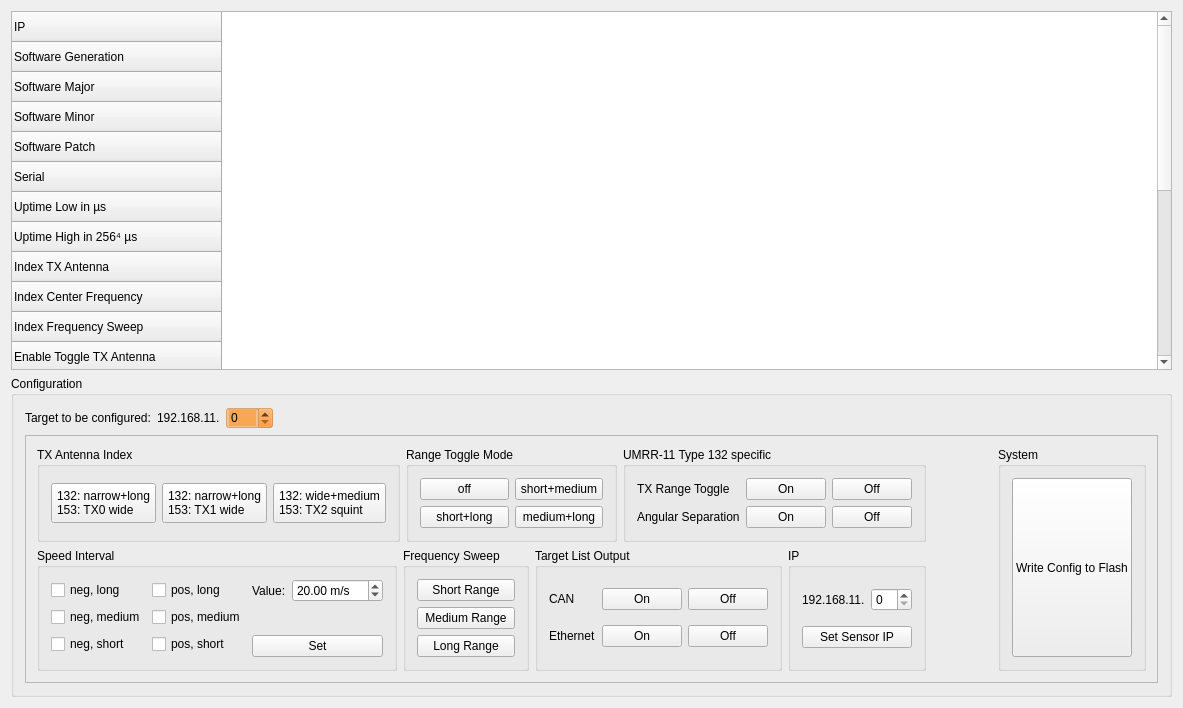
Old version of the form driver/smartmicro/smartmicro_configurator/src/node.ui in the repository UniBwTAS/tas_radar.
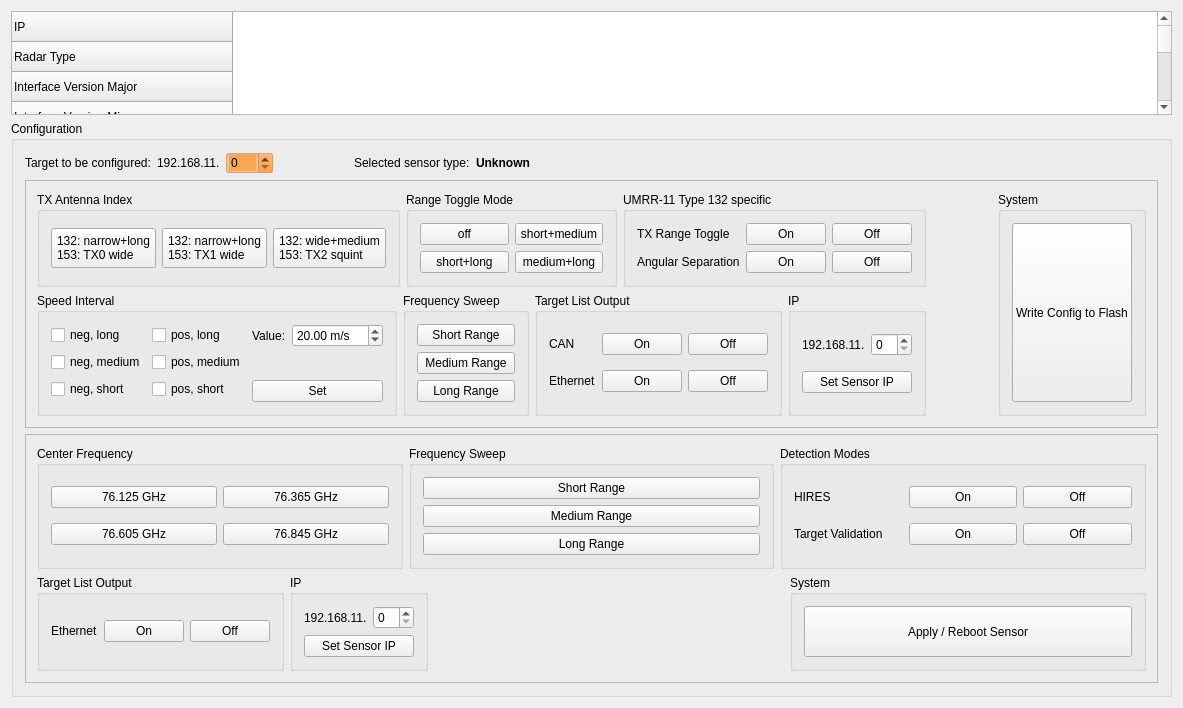
New version of the form.

Commit message: smartmicro_driver,smartmicro_configurator: instruction support for DRVEGRD

What changed in the file:
```diff
--- a/driver/smartmicro/smartmicro_configurator/src/node.ui
+++ b/driver/smartmicro/smartmicro_configurator/src/node.ui
@@ -34,6 +34,21 @@
         <string>IP</string>
        </property>
       </row>
+      <row>
+       <property name="text">
+        <string>Radar Type</string>
+       </property>
+      </row>
+      <row>
+       <property name="text">
+        <string>Interface Version Major</string>
+       </property>
+      </row>
+      <row>
+       <property name="text">
+        <string>Interface Version Minor</string>
+       </property>
+      </row>
       <row>
        <property name="text">
         <string>Software Generation</string>
@@ -86,12 +101,12 @@
       </row>
       <row>
        <property name="text">
-        <string>Enable Toggle TX Antenna</string>
+        <string>TX Toggle / HIRES</string>
        </property>
       </row>
       <row>
        <property name="text">
-        <string>Enable Angular Separation</string>
+        <string>Angular Separation / Target Validation</string>
        </property>
       </row>
       <row>
@@ -139,6 +154,11 @@
         <string>Output Target List via Eth</string>
        </property>
       </row>
+      <row>
+       <property name="text">
+        <string>IP Source Address</string>
+       </property>
+      </row>
      </widget>
     </item>
     <item>
@@ -177,12 +197,15 @@
            </item>
            <item>
             <spacer name="horizontalSpacer">
+             <property name="sizeType">
+              <enum>QSizePolicy::Fixed</enum>
+             </property>
              <property name="orientation">
               <enum>Qt::Horizontal</enum>
              </property>
              <property name="sizeHint" stdset="0">
               <size>
-               <width>40</width>
+               <width>75</width>
                <height>20</height>
               </size>
              </property>
@@ -190,6 +213,36 @@
            </item>
           </layout>
          </item>
+         <item>
+          <widget class="QLabel" name="label_selectedTypeTitle">
+           <property name="text">
+            <string>Selected sensor type:</string>
+           </property>
+          </widget>
+         </item>
+         <item>
+          <widget class="QLabel" name="label_selectedTypeValue">
+           <property name="text">
+            <string>Unknown</string>
+           </property>
+           <property name="styleSheet">
+            <string notr="true">font-weight: 600;</string>
+           </property>
+          </widget>
+         </item>
+         <item>
+          <spacer name="horizontalSpacer_selectedType">
+           <property name="orientation">
+            <enum>Qt::Horizontal</enum>
+           </property>
+           <property name="sizeHint" stdset="0">
+            <size>
+             <width>40</width>
+             <height>20</height>
+            </size>
+           </property>
+          </spacer>
+         </item>
         </layout>
        </item>
        <item>
@@ -602,6 +655,239 @@
          </layout>
         </widget>
        </item>
+       <item>
+        <widget class="QFrame" name="frame_drvegrd">
+         <property name="frameShape">
+          <enum>QFrame::StyledPanel</enum>
+         </property>
+         <property name="frameShadow">
+          <enum>QFrame::Raised</enum>
+         </property>
+         <layout class="QVBoxLayout" name="verticalLayout_drvegrd">
+          <item>
+           <layout class="QHBoxLayout" name="horizontalLayout_drvegrd_top">
+            <item>
+             <widget class="QGroupBox" name="groupBox_centerFrequency_drvegrd">
+              <property name="title">
+               <string>Center Frequency</string>
+              </property>
+              <layout class="QGridLayout" name="gridLayout_centerFrequency_drvegrd">
+               <item row="0" column="0">
+                <widget class="QPushButton" name="btn_centerFrequency_0_drvegrd">
+                 <property name="text">
+                  <string>76.125 GHz</string>
+                 </property>
+                </widget>
+               </item>
+               <item row="0" column="1">
+                <widget class="QPushButton" name="btn_centerFrequency_1_drvegrd">
+                 <property name="text">
+                  <string>76.365 GHz</string>
+                 </property>
+                </widget>
+               </item>
+               <item row="1" column="0">
+                <widget class="QPushButton" name="btn_centerFrequency_2_drvegrd">
+                 <property name="text">
+                  <string>76.605 GHz</string>
+                 </property>
+                </widget>
+               </item>
+               <item row="1" column="1">
+                <widget class="QPushButton" name="btn_centerFrequency_3_drvegrd">
+                 <property name="text">
+                  <string>76.845 GHz</string>
+                 </property>
+                </widget>
+               </item>
+              </layout>
+             </widget>
+            </item>
+            <item>
+             <widget class="QGroupBox" name="groupBox_sweep_drvegrd">
+              <property name="title">
+               <string>Frequency Sweep</string>
+              </property>
+              <layout class="QVBoxLayout" name="verticalLayout_sweep_drvegrd">
+               <item>
+                <widget class="QPushButton" name="btn_frequencySweep_short_drvegrd">
+                 <property name="text">
+                  <string>Short Range</string>
+                 </property>
+                </widget>
+               </item>
+               <item>
+                <widget class="QPushButton" name="btn_frequencySweep_medium_drvegrd">
+                 <property name="text">
+                  <string>Medium Range</string>
+                 </property>
+                </widget>
+               </item>
+               <item>
+                <widget class="QPushButton" name="btn_frequencySweep_long_drvegrd">
+                 <property name="text">
+                  <string>Long Range</string>
+                 </property>
+                </widget>
+               </item>
+              </layout>
+             </widget>
+            </item>
+            <item>
+             <widget class="QGroupBox" name="groupBox_modes_drvegrd">
+              <property name="title">
+               <string>Detection Modes</string>
+              </property>
+              <layout class="QGridLayout" name="gridLayout_modes_drvegrd">
+               <item row="0" column="0">
+                <widget class="QLabel" name="label_hires_drvegrd">
+                 <property name="text">
+                  <string>HIRES</string>
+                 </property>
+                </widget>
+               </item>
+               <item row="0" column="1">
+                <widget class="QPushButton" name="btn_hires_on_drvegrd">
+                 <property name="text">
+                  <string>On</string>
+                 </property>
+                </widget>
+               </item>
+               <item row="0" column="2">
+                <widget class="QPushButton" name="btn_hires_off_drvegrd">
+                 <property name="text">
+                  <string>Off</string>
+                 </property>
+                </widget>
+               </item>
+               <item row="1" column="0">
+                <widget class="QLabel" name="label_targetValidation_drvegrd">
+                 <property name="text">
+                  <string>Target Validation</string>
+                 </property>
+                </widget>
+               </item>
+               <item row="1" column="1">
+                <widget class="QPushButton" name="btn_targetValidation_on_drvegrd">
+                 <property name="text">
+                  <string>On</string>
+                 </property>
+                </widget>
+               </item>
+               <item row="1" column="2">
+                <widget class="QPushButton" name="btn_targetValidation_off_drvegrd">
+                 <property name="text">
+                  <string>Off</string>
+                 </property>
+                </widget>
+               </item>
+              </layout>
+             </widget>
+            </item>
+           </layout>
+          </item>
+          <item>
+           <layout class="QHBoxLayout" name="horizontalLayout_drvegrd_bottom">
+            <item>
+             <widget class="QGroupBox" name="groupBox_output_drvegrd">
+              <property name="title">
+               <string>Target List Output</string>
+              </property>
+              <layout class="QGridLayout" name="gridLayout_output_drvegrd">
+               <item row="0" column="0">
+                <widget class="QLabel" name="label_outputEth_drvegrd">
+                 <property name="text">
+                  <string>Ethernet</string>
+                 </property>
+                </widget>
+               </item>
+               <item row="0" column="1">
+                <widget class="QPushButton" name="btn_outputEth_on_drvegrd">
+                 <property name="text">
+                  <string>On</string>
+                 </property>
+                </widget>
+               </item>
+               <item row="0" column="2">
+                <widget class="QPushButton" name="btn_outputEth_off_drvegrd">
+                 <property name="text">
+                  <string>Off</string>
+                 </property>
+                </widget>
+               </item>
+              </layout>
+             </widget>
+            </item>
+            <item>
+             <widget class="QGroupBox" name="groupBox_ip_drvegrd">
+              <property name="title">
+               <string>IP</string>
+              </property>
+              <layout class="QVBoxLayout" name="verticalLayout_ip_drvegrd">
+               <item>
+                <layout class="QHBoxLayout" name="horizontalLayout_ip_drvegrd">
+                 <item>
+                  <widget class="QLabel" name="label_ip_drvegrd">
+                   <property name="text">
+                    <string>192.168.11.</string>
+                   </property>
+                  </widget>
+                 </item>
+                 <item>
+                  <widget class="QSpinBox" name="ip_value_drvegrd"/>
+                 </item>
+                </layout>
+               </item>
+               <item>
+                <widget class="QPushButton" name="ip_btn_drvegrd">
+                 <property name="text">
+                  <string>Set Sensor IP</string>
+                 </property>
+                </widget>
+               </item>
+              </layout>
+             </widget>
+            </item>
+            <item>
+             <spacer name="horizontalSpacer_drvegrd">
+              <property name="orientation">
+               <enum>Qt::Horizontal</enum>
+              </property>
+              <property name="sizeHint" stdset="0">
+               <size>
+                <width>40</width>
+                <height>20</height>
+               </size>
+              </property>
+             </spacer>
+            </item>
+            <item>
+             <widget class="QGroupBox" name="groupBox_system_drvegrd">
+              <property name="title">
+               <string>System</string>
+              </property>
+              <layout class="QVBoxLayout" name="verticalLayout_system_drvegrd">
+               <item>
+                <widget class="QPushButton" name="flash_btn_drvegrd">
+                 <property name="sizePolicy">
+                  <sizepolicy hsizetype="Expanding" vsizetype="Expanding">
+                   <horstretch>0</horstretch>
+                   <verstretch>0</verstretch>
+                  </sizepolicy>
+                 </property>
+                 <property name="text">
+                  <string>Apply / Reboot Sensor</string>
+                 </property>
+                </widget>
+               </item>
+              </layout>
+             </widget>
+            </item>
+           </layout>
+          </item>
+         </layout>
+        </widget>
+       </item>
       </layout>
      </widget>
     </item>
```
Left out of the diff: 2 changed lines with no effect on the pictures. The commit also changes 11 other files.
